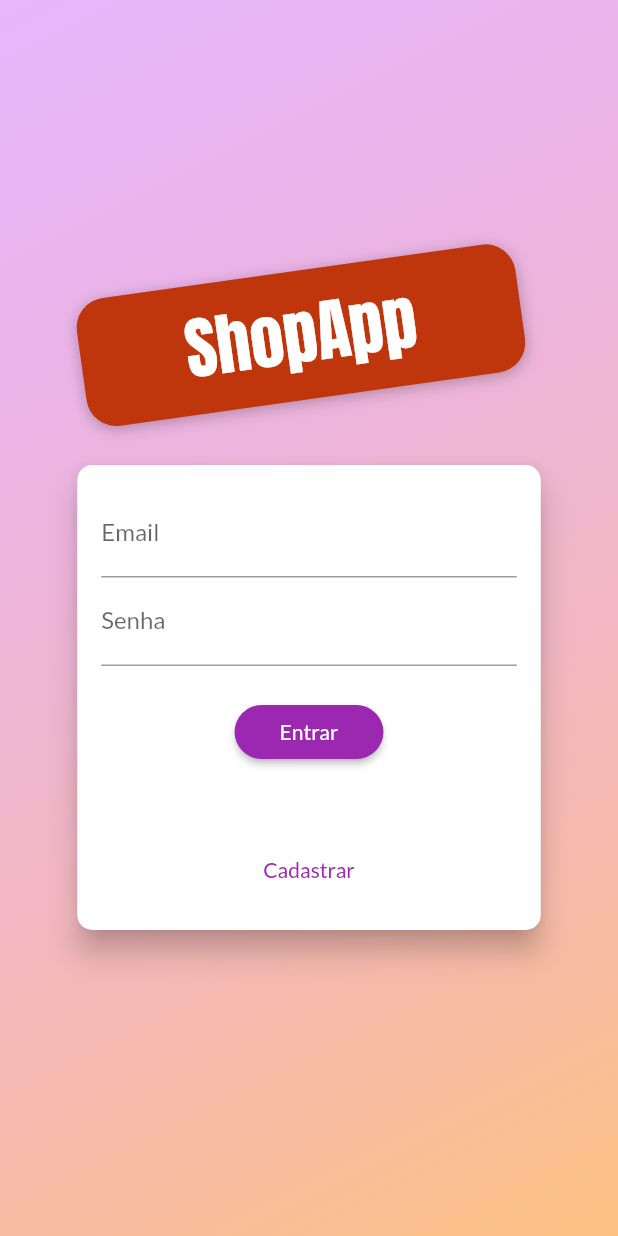
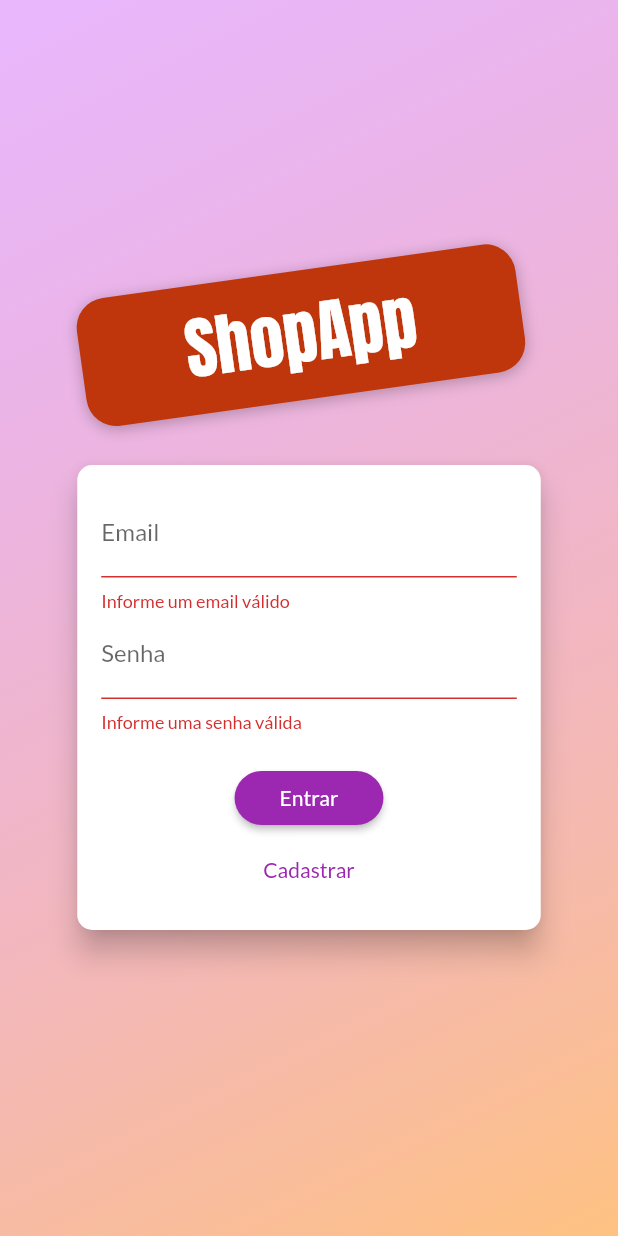
Before and after one commit to diasGustaavo/ShopApp, a Flutter app: the screen it shows after launch, after a tap on "Entrar", on a phone screen of 412 x 824 dp. Run offline on Flutter 3.47's test engine with Material 2 defaults, Android fonts, the phone set to English and light mode, and no system bars; network calls fail.

Commit message:
sign in & sign up

```diff
--- a/lib/components/auth_form.dart
+++ b/lib/components/auth_form.dart
@@ -1,4 +1,8 @@
 import 'package:flutter/material.dart';
+import 'package:provider/provider.dart';
+import 'package:shop/exceptions/auth_exception.dart';
+
+import '../models/auth.dart';
 
 enum AuthMode { Signup, Login }
 
@@ -14,7 +18,7 @@ class _AuthFormState extends State<AuthForm> {
   final _formKey = GlobalKey<FormState>();
   bool _isLoading = false;
   AuthMode _authMode = AuthMode.Login;
-  Map<String, String> _authData = {
+  final Map<String, String> _authData = {
     'email': '',
     'passoword': '',
   };
@@ -32,17 +36,54 @@ class _AuthFormState extends State<AuthForm> {
     });
   }
 
-  void _submit() {
+  void _showErrorDialog(String msg) {
+    showDialog(
+      context: context,
+      builder: (context) => AlertDialog(
+        title: Text('Ocorreu um erro'),
+        content: Text(msg),
+        actions: [
+          TextButton(
+            onPressed: () => Navigator.of(context).pop(),
+            child: Text('Fechar'),
+          )
+        ],
+      ),
+    );
+  }
+
+  Future<void> _submit() async {
     final isValid = _formKey.currentState?.validate() ?? false;
+
     if (!isValid) {
       return;
     }
+
     setState(() => _isLoading = true);
 
     _formKey.currentState?.save();
+    Auth auth = Provider.of(context, listen: false);
 
+    try {
       if (_isLogin()) {
-    } else {}
+        // Login
+        await auth.login(
+          _authData['email']!,
+          _authData['password']!,
+        );
+      } else {
+        // Registrar
+        await auth.signup(
+          _authData['email']!,
+          _authData['password']!,
+        );
+      }
+    } on AuthException catch (error) {
+      _showErrorDialog(error.toString());
+    } catch (error) {
+      _showErrorDialog('Ocorreu um erro inesperado');
+    }
+
     setState(() => _isLoading = false);
   }
 
@@ -58,11 +99,12 @@ class _AuthFormState extends State<AuthForm> {
         padding: const EdgeInsets.all(16),
         height: _isLogin() ? 310 : 400,
         width: deviceSize.width * 0.75,
+        child: Form(
+          key: _formKey,
           child: Column(
-          key: _formKey,
             children: [
               TextFormField(
-              decoration: InputDecoration(labelText: 'Email'),
+                decoration: const InputDecoration(labelText: 'Email'),
                 keyboardType: TextInputType.emailAddress,
                 onSaved: (email) => _authData['email'] = email ?? '',
                 validator: (_email) {
@@ -109,7 +151,7 @@ class _AuthFormState extends State<AuthForm> {
                 ElevatedButton(
                   onPressed: _submit,
                   child: Text(
-                  _authMode == AuthMode.Login ? 'Entrar' : 'Registrar',
+                    _isLogin() ? 'Entrar' : 'Registrar',
                   ),
                   style: ElevatedButton.styleFrom(
                       shape: RoundedRectangleBorder(
@@ -128,6 +170,7 @@ class _AuthFormState extends State<AuthForm> {
             ],
           ),
         ),
+      ),
     );
   }
 }
--- /dev/null
+++ b/lib/exceptions/auth_exception.dart
@@ -0,0 +1,19 @@
+class AuthException implements Exception {
+  static const Map<String, String> errors = {
+    'EMAIL_EXISTS': 'Esse email já foi cadastrado',
+    'OPERATION_NOT_ALLOWED': 'Operação não permitida',
+    'TOO_MANY_ATTEMPTS_TRY_LATER':
+        'Acesso bloqueado temporariamente. Tente mais tarde',
+    'EMAIL_NOT_FOUND': 'Email não encontrado',
+    'INVALID_PASSWORD': 'Senha informada não confere',
+    'USER_DISABLED': 'A conta do usuário foi desabilitada',
+  };
+  final String key;
+  AuthException(this.key);
+
+  @override
+  String toString() {
+    // TODO: implement toString
+    return errors[key] ?? 'Ocorreu um erro no processo de autenticação';
+  }
+}
--- a/lib/main.dart
+++ b/lib/main.dart
@@ -1,5 +1,6 @@
 import 'package:flutter/material.dart';
 import 'package:provider/provider.dart';
+import 'package:shop/models/auth.dart';
 import 'package:shop/models/order_list.dart';
 import 'package:shop/models/product_list.dart';
 import 'package:shop/pages/auth_page.dart';
@@ -34,6 +35,9 @@ class MyApp extends StatelessWidget {
         ChangeNotifierProvider(
           create: (context) => OrderList(),
         ),
+        ChangeNotifierProvider(
+          create: (context) => Auth(),
+        ),
       ],
       child: MaterialApp(
         title: 'Flutter Demo',
--- a/lib/models/auth.dart
+++ b/lib/models/auth.dart
@@ -1,5 +1,38 @@
+import 'dart:convert';
+
 import 'package:flutter/cupertino.dart';
+import 'package:http/http.dart' as http;
+import 'package:shop/exceptions/auth_exception.dart';
 
 class Auth with ChangeNotifier {
-  Future<void> signup() async {}
+  static const _url =
+      'https://identitytoolkit.googleapis.com/v1/accounts:signUp?key=AIzaSyC4KpQmTQ5u3n1Wi-yVNj658L3okAwt7qM';
+
+  Future<void> _authenticate(
+      String email, String password, String urlFragment) async {
+    final url =
+        'https://identitytoolkit.googleapis.com/v1/accounts:$urlFragment?key=AIzaSyC4KpQmTQ5u3n1Wi-yVNj658L3okAwt7qM';
+    final response = await http.post(
+      Uri.parse(url),
+      body: jsonEncode({
+        'email': email,
+        'password': password,
+        'returnSecureToken': true,
+      }),
+    );
+
+    final body = jsonDecode(response.body);
+
+    if (body['error'] != null) {
+      throw AuthException(body['error']['message']);
+    }
+  }
+
+  Future<void> signup(String email, String password) async {
+    return _authenticate(email, password, 'signUp');
+  }
+
+  Future<void> login(String email, String password) async {
+    return _authenticate(email, password, 'signInWithPassword');
+  }
 }
```
Lines whose indentation alone changed are shown as unchanged.
